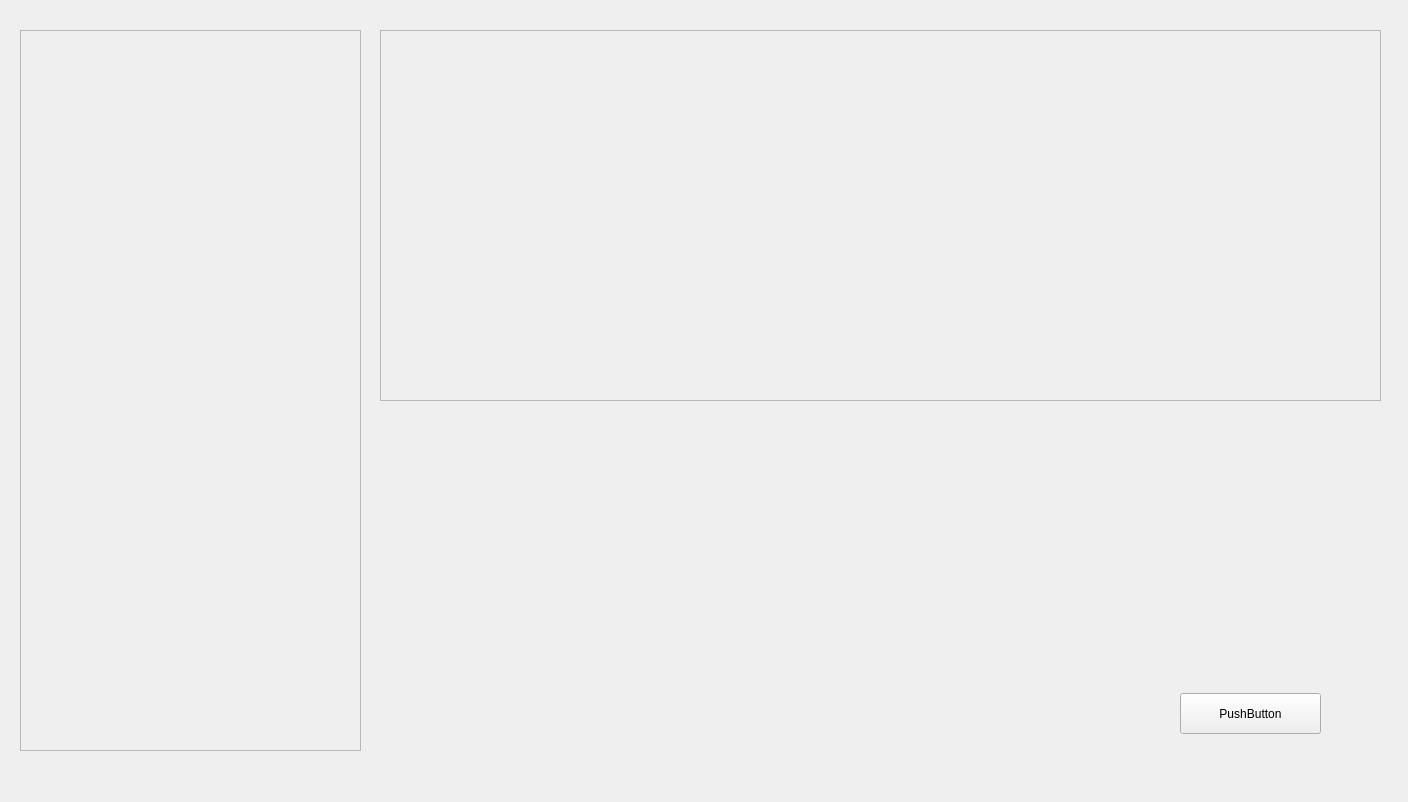
This is gui/mainwindow.ui in Svetlana-plv/Polynom as Qt 5 draws it before an edit. The edited form follows.
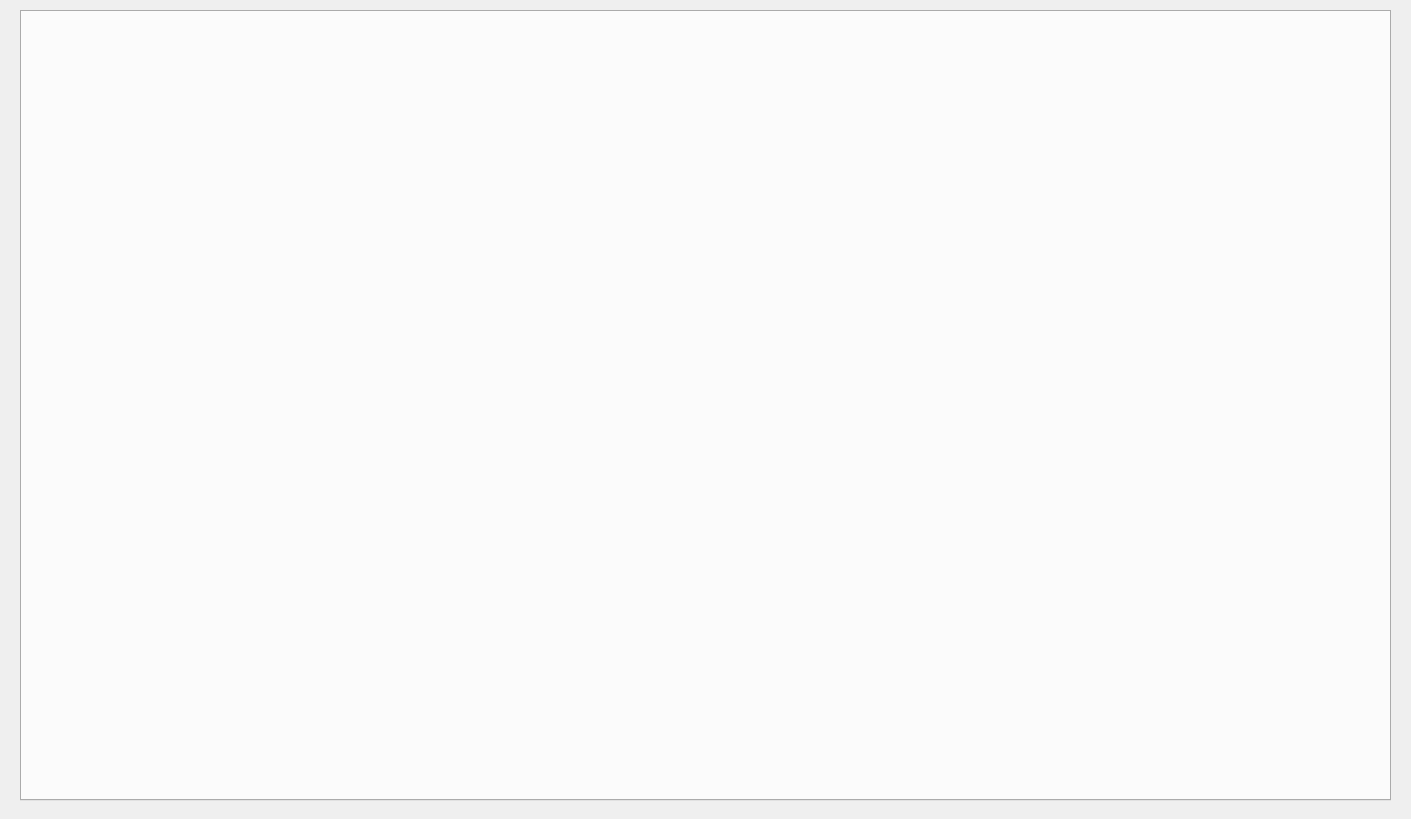
This is the edited form. Custom widgets are drawn as their Qt base class.

Patch:
```diff
--- a/gui/mainwindow.ui
+++ b/gui/mainwindow.ui
@@ -6,106 +6,24 @@
    <rect>
     <x>0</x>
     <y>0</y>
-    <width>1408</width>
-    <height>802</height>
+    <width>1411</width>
+    <height>819</height>
    </rect>
   </property>
-  <widget class="QWidget" name="centralwidget">
-   <widget class="QPushButton" name="pushButton">
-    <property name="geometry">
-     <rect>
-      <x>1180</x>
-      <y>693</y>
-      <width>141</width>
-      <height>41</height>
-     </rect>
-    </property>
-    <property name="text">
-     <string>PushButton</string>
-    </property>
-   </widget>
-   <widget class="QScrollArea" name="scrollArea">
-    <property name="geometry">
-     <rect>
-      <x>380</x>
-      <y>30</y>
-      <width>1001</width>
-      <height>371</height>
-     </rect>
-    </property>
-    <property name="widgetResizable">
-     <bool>true</bool>
-    </property>
-    <widget class="QWidget" name="scrollAreaWidgetContents">
-     <property name="geometry">
-      <rect>
-       <x>0</x>
-       <y>0</y>
-       <width>999</width>
-       <height>369</height>
-      </rect>
-     </property>
-     <widget class="ContainerPolynom" name="widget" native="true">
-      <property name="geometry">
-       <rect>
-        <x>10</x>
-        <y>10</y>
-        <width>981</width>
-        <height>351</height>
-       </rect>
-      </property>
-     </widget>
-    </widget>
-   </widget>
-   <widget class="QScrollArea" name="scrollArea_2">
-    <property name="geometry">
-     <rect>
-      <x>20</x>
-      <y>30</y>
-      <width>341</width>
-      <height>721</height>
-     </rect>
-    </property>
-    <property name="widgetResizable">
-     <bool>true</bool>
-    </property>
-    <widget class="QWidget" name="scrollAreaWidgetContents_2">
-     <property name="geometry">
-      <rect>
-       <x>0</x>
-       <y>0</y>
-       <width>339</width>
-       <height>719</height>
-      </rect>
-     </property>
-     <widget class="listPolynom" name="widgetList" native="true">
-      <property name="geometry">
-       <rect>
-        <x>10</x>
-        <y>10</y>
-        <width>321</width>
-        <height>701</height>
-       </rect>
-      </property>
-     </widget>
-    </widget>
-   </widget>
+  <property name="windowTitle">
+   <string>MainWindow</string>
+  </property>
+  <widget class="QTabWidget" name="tabWidget">
+   <property name="geometry">
+    <rect>
+     <x>20</x>
+     <y>10</y>
+     <width>1371</width>
+     <height>791</height>
+    </rect>
+   </property>
   </widget>
  </widget>
- <customwidgets>
-  <customwidget>
-   <class>ContainerPolynom</class>
-   <extends>QWidget</extends>
-   <header>containerpolynom.h</header>
-   <container>1</container>
-  </customwidget>
-  <customwidget>
-   <class>listPolynom</class>
-   <extends>QWidget</extends>
-   <header>listpolynom.h</header>
-   <container>1</container>
-  </customwidget>
- </customwidgets>
  <resources/>
  <connections/>
 </ui>
```
